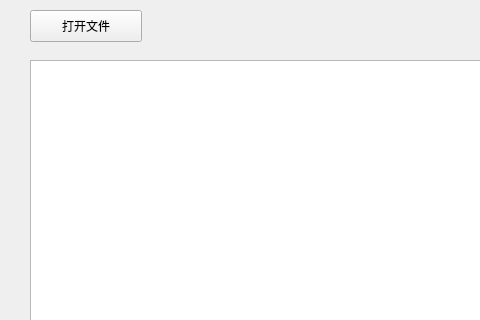
Qt form QFileDemo/mainwindow.ui (longhuarst/QTDemo) before a commit; both pictures show x 0 to 480 and y 0 to 320 of the 800 by 600 pixel window.
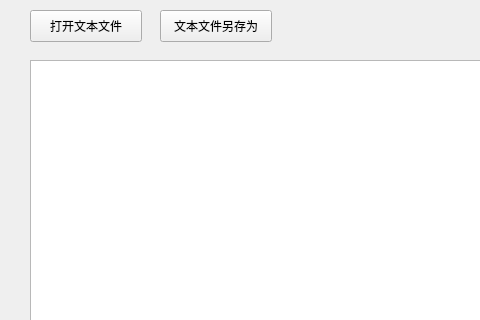
The same form after that commit.

Commit message: QFile IODevice

Patch:
```diff
--- a/QFileDemo/mainwindow.ui
+++ b/QFileDemo/mainwindow.ui
@@ -24,7 +24,7 @@
      </rect>
     </property>
     <property name="text">
-     <string>打开文件</string>
+     <string>打开文本文件</string>
     </property>
    </widget>
    <widget class="QTextEdit" name="textEdit">
@@ -37,6 +37,19 @@
      </rect>
     </property>
    </widget>
+   <widget class="QPushButton" name="pushButtonOpenFileSaveAs">
+    <property name="geometry">
+     <rect>
+      <x>160</x>
+      <y>10</y>
+      <width>112</width>
+      <height>32</height>
+     </rect>
+    </property>
+    <property name="text">
+     <string>文本文件另存为</string>
+    </property>
+   </widget>
   </widget>
   <widget class="QMenuBar" name="menubar">
    <property name="geometry">
```
The commit also changes 2 other files.
